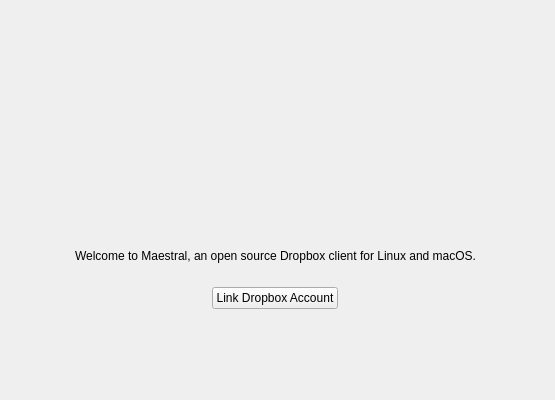
samschott/maestral, file maestral/gui/resources/setup_dialog.ui: the form before one commit.
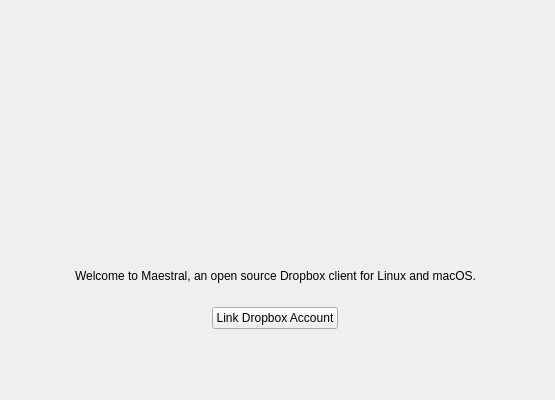
The form after the commit. Icons and pictures are not drawn. Custom widgets are drawn as their Qt base class.

Commit message: layout tweeks

The edit to the form file:
```diff
--- a/maestral/gui/resources/setup_dialog.ui
+++ b/maestral/gui/resources/setup_dialog.ui
@@ -78,14 +78,14 @@
         <widget class="QLabel" name="labelIcon_0">
          <property name="minimumSize">
           <size>
-           <width>170</width>
-           <height>170</height>
+           <width>150</width>
+           <height>150</height>
           </size>
          </property>
          <property name="maximumSize">
           <size>
-           <width>170</width>
-           <height>170</height>
+           <width>150</width>
+           <height>150</height>
           </size>
          </property>
          <property name="text">
@@ -110,7 +110,7 @@
          <property name="sizeHint" stdset="0">
           <size>
            <width>20</width>
-           <height>40</height>
+           <height>20</height>
           </size>
          </property>
         </spacer>
@@ -121,12 +121,12 @@
           <enum>Qt::Vertical</enum>
          </property>
          <property name="sizeType">
-          <enum>QSizePolicy::MinimumExpanding</enum>
+          <enum>QSizePolicy::Preferred</enum>
          </property>
          <property name="sizeHint" stdset="0">
           <size>
            <width>20</width>
-           <height>0</height>
+           <height>20</height>
           </size>
          </property>
         </spacer>
```
The commit also changes 1 other file.
